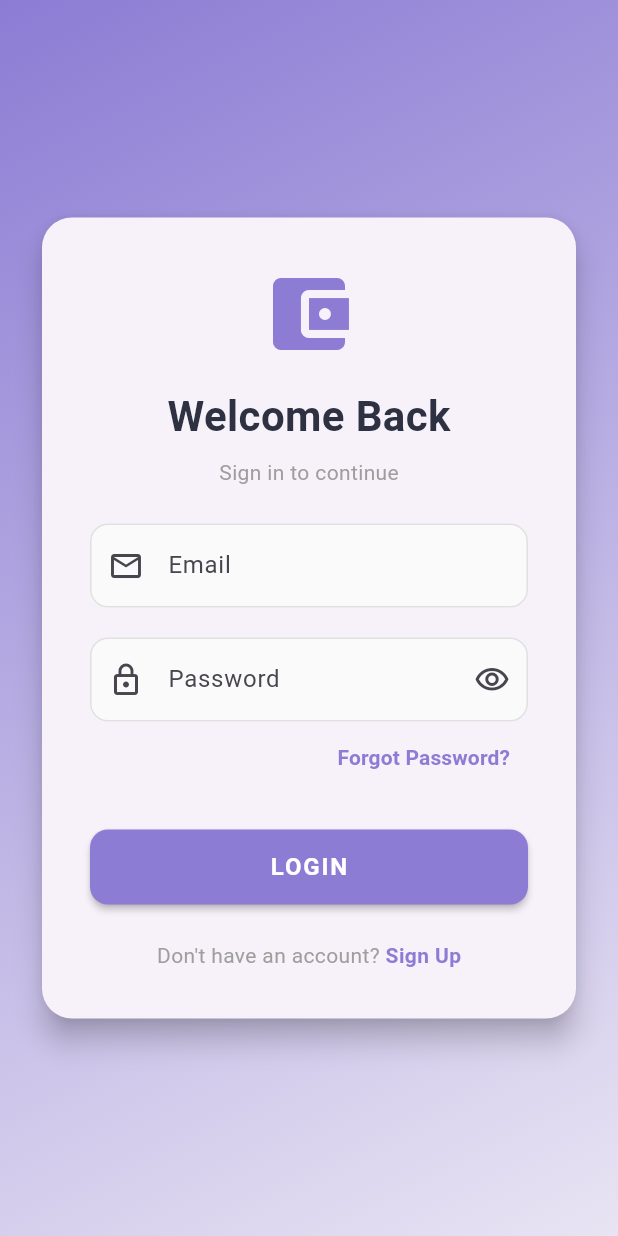
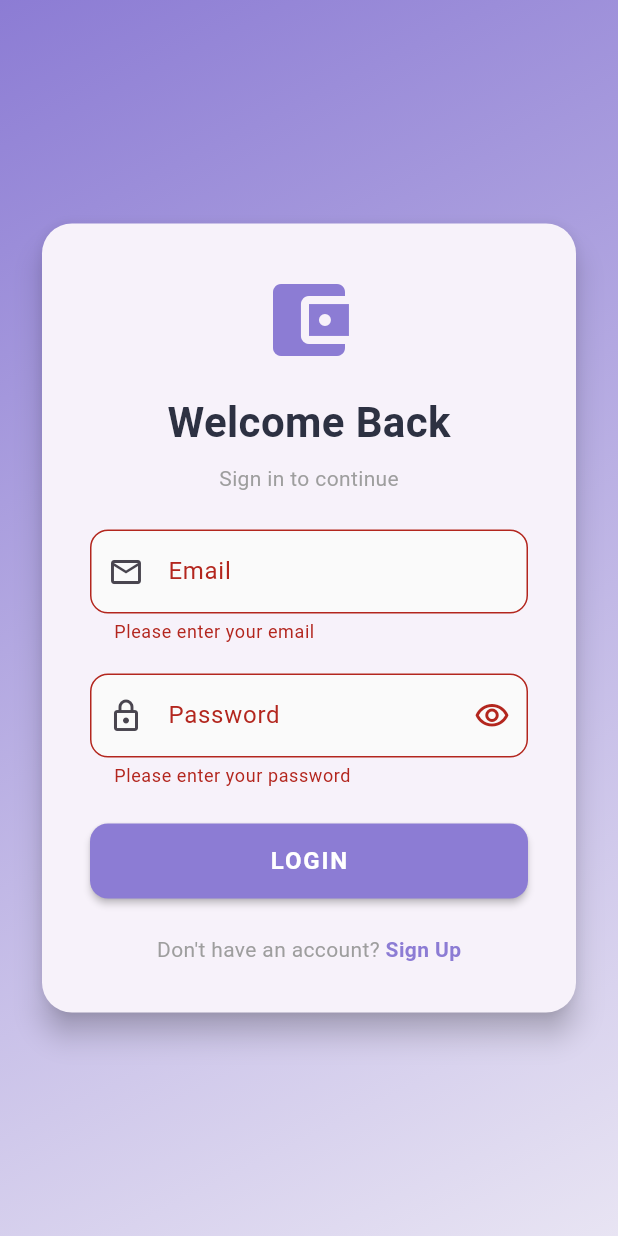
Before and after one commit to fasnafebin24/smartalloc, a Flutter app: the screen it shows after launch, after a tap on "LOGIN", on a phone screen of 412 x 824 dp. Run offline on Flutter 3.47's test engine with Material 3 defaults, Android fonts, the light colour scheme and no system bars; our stand-ins replace cloud_firestore, firebase_auth, firebase_core; accounts and stored records are empty.

Commit message:
shared influence add

```diff
--- a/lib/features/authentification/login_screen.dart
+++ b/lib/features/authentification/login_screen.dart
@@ -29,9 +29,10 @@ class _LoginScreenState extends State<LoginScreen> {
   }
 
   void _handleLogin() {
+    if (_formKey.currentState!.validate()) {
 
 
-    // }
+    }
   }
 
   @override
@@ -186,21 +187,21 @@ class _LoginScreenState extends State<LoginScreen> {
                           ),
 
                           // Forgot Password
-                          Align(
-                            alignment: Alignment.centerRight,
-                            child: TextButton(
-                              onPressed: () {
-                                // Handle forgot password
-                              },
-                              child: const Text(
-                                'Forgot Password?',
-                                style: TextStyle(
-                                  color: Color(0xFF8C7CD4),
-                                  fontWeight: FontWeight.w600,
-                                ),
-                              ),
-                            ),
-                          ),
+                          // Align(
+                          //   alignment: Alignment.centerRight,
+                          //   child: TextButton(
+                          //     onPressed: () {
+                          //       // Handle forgot password
+                          //     },
+                          //     child: const Text(
+                          //       'Forgot Password?',
+                          //       style: TextStyle(
+                          //         color: Color(0xFF8C7CD4),
+                          //         fontWeight: FontWeight.w600,
+                          //       ),
+                          //     ),
+                          //   ),
+                          // ),
 
                           const SizedBox(height: 24),
 
--- a/pubspec.yaml
+++ b/pubspec.yaml
@@ -37,6 +37,7 @@ dependencies:
   firebase_core: ^4.2.1
   firebase_auth: ^6.1.2
   cloud_firestore: ^6.1.0
+  shared_preferences: ^2.5.3
 
 dev_dependencies:
   flutter_test:
```
Also changed, not shown: pubspec.lock, 1 other file.
